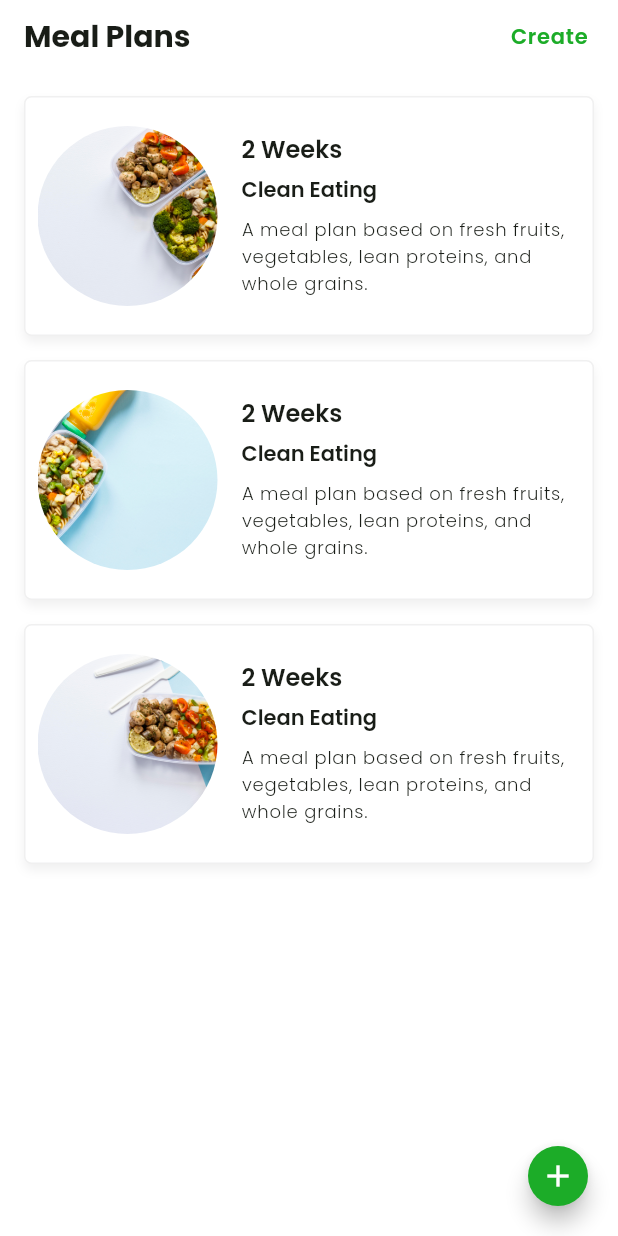
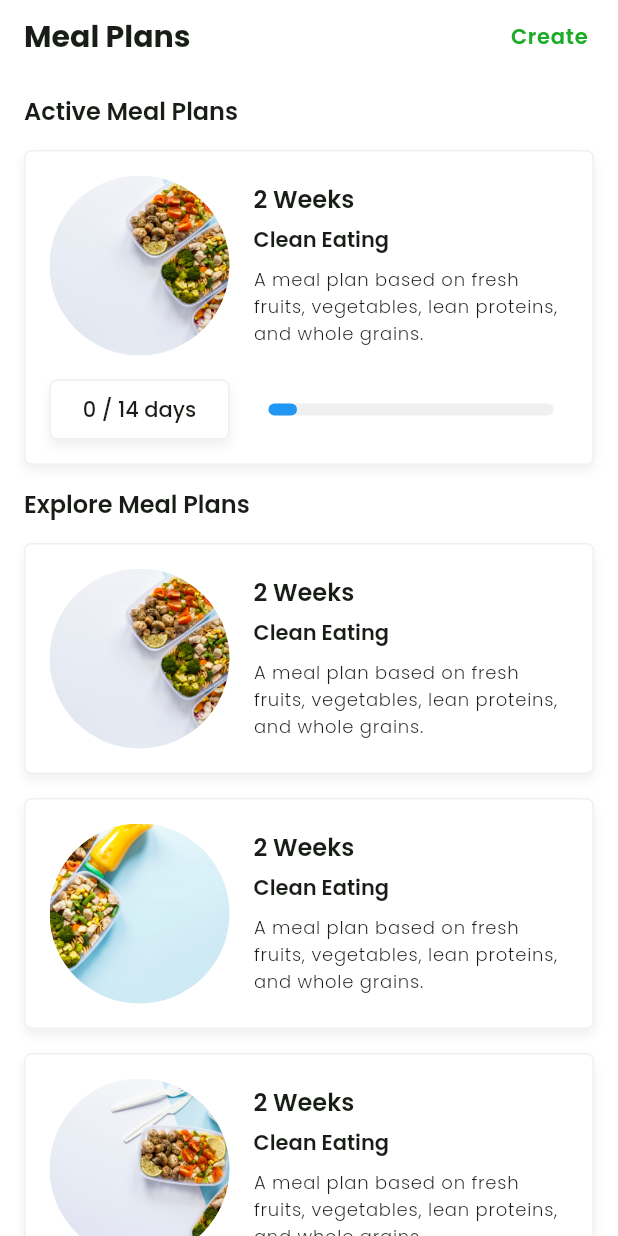
Before and after one commit to namayz18/meal_prep, a Flutter app: the MealView screen opened directly, on a phone screen of 412 x 824 dp. Run offline on Flutter 3.47's test engine with Material 3 defaults, Android fonts, the phone set to English and light mode, and no system bars; drawn by our look-alikes of percent_indicator; our stand-ins replace cloud_firestore, easy_date_timeline, firebase_core, flutter_svg, hive, hive_flutter and 1 more; accounts and stored records are empty; project files that could hold a hidden picture were left out.

Commit message:
meal view updated

```diff
--- a/lib/main.dart
+++ b/lib/main.dart
@@ -5,7 +5,7 @@ import 'package:hive_flutter/hive_flutter.dart';
 import 'package:meal_prep/admin/admin_view.dart';
 import 'package:meal_prep/core/config/firebase_options.dart';
 import 'package:meal_prep/core/themes/app_theme.dart';
-import 'package:meal_prep/views/main/main_view.dart';
+import 'package:meal_prep/views/welcome/welcome_view.dart';
 
 void main() async {
   WidgetsFlutterBinding.ensureInitialized();
@@ -30,7 +30,7 @@ class MyApp extends StatelessWidget {
       debugShowCheckedModeBanner: false,
       theme: AppTheme.light,
       darkTheme: AppTheme.dark,
-      home: kIsWeb ? const AdminView() : const MainView(),
+      home: kIsWeb ? const AdminView() : const WelcomeView(),
     );
   }
 }
--- a/lib/views/main/main_view.dart
+++ b/lib/views/main/main_view.dart
@@ -1,7 +1,6 @@
 import 'package:flutter/material.dart';
 import 'package:flutter_svg/svg.dart';
 import 'package:meal_prep/core/extensions/theme_colors.dart';
-import 'package:meal_prep/views/explore/explore_view.dart';
 import 'package:meal_prep/views/home/home_view.dart';
 import 'package:meal_prep/views/meal/meal_view.dart';
 import 'package:meal_prep/views/profile/profile_view.dart';
--- a/lib/views/meal/meal_view.dart
+++ b/lib/views/meal/meal_view.dart
@@ -3,6 +3,8 @@ import 'package:meal_prep/core/extensions/text_styles.dart';
 import 'package:meal_prep/core/extensions/theme_colors.dart';
 import 'package:meal_prep/widgets/button/custom_text_button.dart';
 import 'package:meal_prep/widgets/text/custom_app_bar_text.dart';
+import 'package:meal_prep/widgets/text/custom_heading_text.dart';
+import 'package:percent_indicator/linear_percent_indicator.dart';
 
 class MealView extends StatefulWidget {
   const MealView({Key? key}) : super(key: key);
@@ -29,6 +31,16 @@ class _MealViewState extends State<MealView> {
               child: ListView(
                 children: [
                   const SizedBox(height: 16),
+                  const CustomHeadingText(title: 'Active Meal Plans'),
+                  const SizedBox(height: 16),
+                  mealView(
+                    context,
+                    'assets/images/meal1.jpg',
+                    isActive: true,
+                  ),
+                  const SizedBox(height: 16),
+                  const CustomHeadingText(title: 'Explore Meal Plans'),
+                  const SizedBox(height: 16),
                   mealView(
                     context,
                     'assets/images/meal1.jpg',
@@ -49,25 +61,14 @@ class _MealViewState extends State<MealView> {
           ],
         ),
       ),
-      floatingActionButton: FloatingActionButton.small(
-        heroTag: "btn2",
-        onPressed: () {},
-        backgroundColor: context.primary,
-        foregroundColor: context.onPrimary,
-        shape: RoundedRectangleBorder(
-          borderRadius: BorderRadius.circular(60),
-        ),
-        child: const Icon(Icons.add),
-      ),
     );
   }
 }
 
-Widget mealView(BuildContext context, String image) {
+Widget mealView(BuildContext context, String image, {bool isActive = false}) {
   return Padding(
     padding: const EdgeInsets.symmetric(horizontal: 16),
     child: Container(
-      height: 160,
       decoration: BoxDecoration(
         color: context.onPrimary,
         border: Border.all(
@@ -85,12 +86,15 @@ Widget mealView(BuildContext context, String image) {
         ],
       ),
       child: Padding(
-        padding: const EdgeInsets.all(8.0),
-        child: Row(
+        padding: const EdgeInsets.all(16.0),
+        child: Column(
+          children: [
+            Row(
               mainAxisAlignment: MainAxisAlignment.center,
               crossAxisAlignment: CrossAxisAlignment.center,
               children: [
                 Container(
+                  height: 120,
                   width: 120,
                   decoration: BoxDecoration(
                     shape: BoxShape.circle,
@@ -127,6 +131,62 @@ Widget mealView(BuildContext context, String image) {
                 )
               ],
             ),
+            isActive
+                ? Column(
+                    crossAxisAlignment: CrossAxisAlignment.start,
+                    children: [
+                      const SizedBox(
+                        height: 16,
+                      ),
+                      Row(
+                        children: [
+                          Container(
+                            height: 40,
+                            width: 120,
+                            decoration: BoxDecoration(
+                              color: context.onPrimary,
+                              border: Border.all(
+                                color: context.border,
+                              ),
+                              borderRadius: const BorderRadius.all(
+                                Radius.circular(5.0),
+                              ),
+                              boxShadow: [
+                                BoxShadow(
+                                  color: context.border,
+                                  blurRadius: 5,
+                                  offset: const Offset(0, 4),
+                                ),
+                              ],
+                            ),
+                            child: Center(
+                              child: Text(
+                                '0 / 14 days',
+                                style: context.title,
+                              ),
+                            ),
+                          ),
+                          const SizedBox(
+                            width: 16,
+                          ),
+                          Expanded(
+                            child: LinearPercentIndicator(
+                              lineHeight: 8.0,
+                              percent: 0.1,
+                              backgroundColor: context.border,
+                              progressColor: Colors.blue,
+                              barRadius: const Radius.circular(5),
+                            ),
+                          ),
+                        ],
+                      ),
+                    ],
+                  )
+                : const SizedBox(
+                    height: 0,
+                  ),
+          ],
+        ),
       ),
     ),
   );
--- a/lib/views/shopping/shopping_view.dart
+++ b/lib/views/shopping/shopping_view.dart
@@ -3,7 +3,6 @@ import 'package:flutter_svg/svg.dart';
 import 'package:meal_prep/core/extensions/text_styles.dart';
 import 'package:meal_prep/core/extensions/theme_colors.dart';
 import 'package:meal_prep/models/meal.dart';
-import 'package:meal_prep/views/shopping/controller/shopping_controller.dart';
 import 'package:meal_prep/widgets/button/custom_icon_text_button.dart';
 import 'package:meal_prep/widgets/button/custom_text_button.dart';
 import 'package:meal_prep/widgets/card/meal_tile_card.dart';
```
Lines whose indentation alone changed are shown as unchanged.
